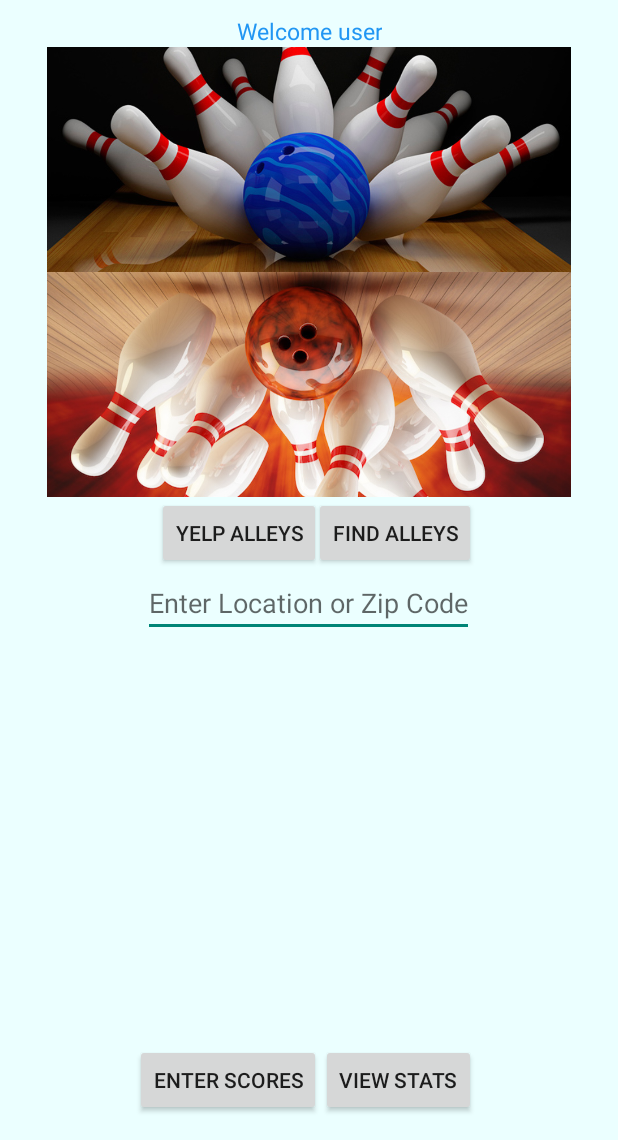
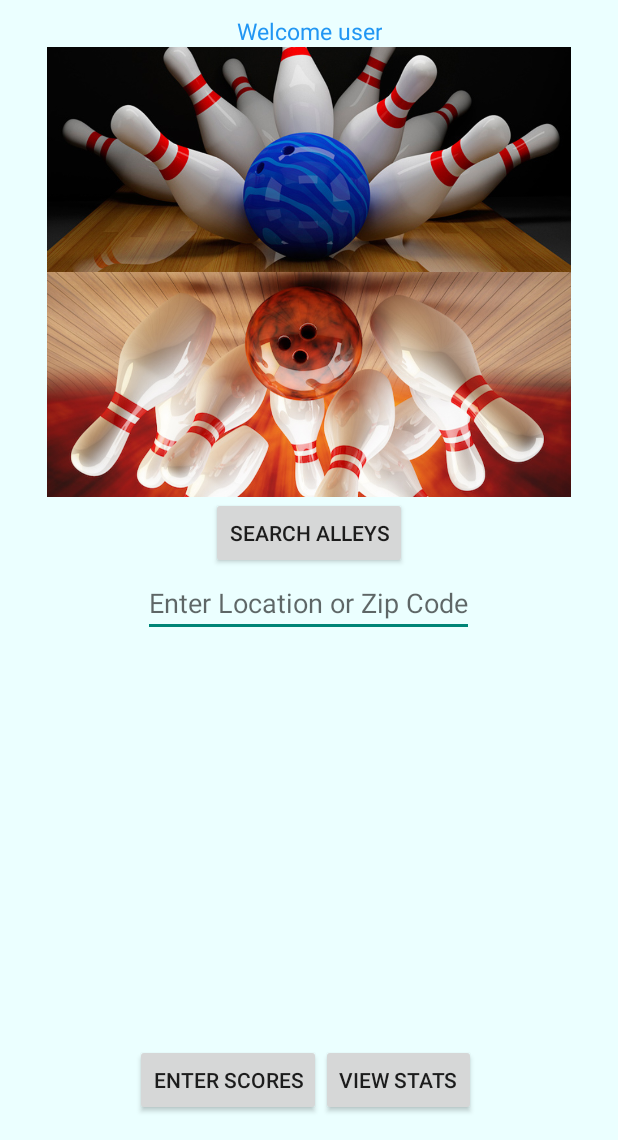
Before and after one commit to darenschaad/Android_Bowl-Oregon, an Android app: the MainActivity screen opened directly, with no data from a screen before it, on a phone screen of 412 x 824 dp, the part 96-1236 px from its top. Run offline under Robolectric (Android 15) with nearby library versions, the phone set to English and light mode, and no system bars; our stand-ins replace ButterKnife; libraries missing offline, so code that uses them is left out: com.firebase.client; 3 statements that could not run were skipped.

Commit message:
Adds logic to search for the last search if no location is input into the search

```diff
--- a/app/src/main/java/com/epicodus/bowloregon/ui/MainActivity.java
+++ b/app/src/main/java/com/epicodus/bowloregon/ui/MainActivity.java
@@ -28,7 +28,7 @@ public class MainActivity extends AppCompatActivity implements View.OnClickListe
     public static final String TAG = MainActivity.class.getSimpleName();
     @Bind(R.id.buttonScores) Button mButtonScores;
     @Bind(R.id.buttonStats) Button mButtonStats;
-    @Bind(R.id.buttonAlleys) Button mButtonAlleys;
+//    @Bind(R.id.buttonAlleys) Button mButtonAlleys;
     @Bind(R.id.buttonYelp) Button mButtonYelp;
     @Bind(R.id.editTextLocation) EditText mLocationEditText;
     @Bind(R.id.welcomeTextView) TextView mWelcomeTextView;
@@ -54,7 +54,7 @@ public class MainActivity extends AppCompatActivity implements View.OnClickListe
         mFirebaseRef = new Firebase(Constants.FIREBASE_URL);
         mButtonScores.setOnClickListener(this);
         mButtonStats.setOnClickListener(this);
-        mButtonAlleys.setOnClickListener(this);
+//        mButtonAlleys.setOnClickListener(this);
         mButtonYelp.setOnClickListener(this);
 
         mUserRefListener = mUserRef.addValueEventListener(new ValueEventListener() {
@@ -113,15 +113,17 @@ public class MainActivity extends AppCompatActivity implements View.OnClickListe
                 Intent intent1 = new Intent(MainActivity.this, ScoresActivity.class);
                 startActivity(intent1);
                 break;
-            case R.id.buttonAlleys:
-//                String location = mEditTextBowlLocation.getText().toString();
-                Intent intent2 = new Intent(MainActivity.this, MapsActivity.class);
-//                intent2.putExtra("location", location);
-                startActivity(intent2);
-                break;
+//            case R.id.buttonAlleys:
+////                String location = mEditTextBowlLocation.getText().toString();
+//                Intent intent2 = new Intent(MainActivity.this, MapsActivity.class);
+////                intent2.putExtra("location", loc97232ation);
+//                startActivity(intent2);
+//                break;
             case R.id.buttonYelp:
                 String location = mLocationEditText.getText().toString();
+                if (!(location.equals(""))) {
                 mSharedPreferencesEditor.putString(Constants.PREFERENCES_LOCATION_KEY, location).apply();
+            }
                 Intent intent3 = new Intent(MainActivity.this, YelpActivity.class);
                 intent3.putExtra("location", location);
                 startActivity(intent3);
--- a/app/src/main/res/layout/activity_main.xml
+++ b/app/src/main/res/layout/activity_main.xml
@@ -79,29 +79,28 @@
 
 
 
-    <Button
-        android:layout_width="wrap_content"
-        android:layout_height="wrap_content"
-        android:text="Find Alleys"
-        android:id="@+id/buttonAlleys"
-        android:layout_below="@+id/imageView2"
-        android:layout_alignRight="@+id/buttonStats"
-        android:layout_alignEnd="@+id/buttonStats" />
+    <!--<Button-->
+        <!--android:layout_width="wrap_content"-->
+        <!--android:layout_height="wrap_content"-->
+        <!--android:text="Find Alleys"-->
+        <!--android:id="@+id/buttonAlleys"-->
+        <!--android:layout_below="@+id/imageView2"-->
+        <!--android:layout_alignRight="@+id/buttonStats"-->
+        <!--android:layout_alignEnd="@+id/buttonStats" />-->
 
     <Button
         android:layout_width="wrap_content"
         android:layout_height="wrap_content"
-        android:text="Yelp Alleys"
+        android:text="Search Alleys"
         android:id="@+id/buttonYelp"
         android:layout_below="@+id/imageView2"
-        android:layout_toLeftOf="@+id/buttonStats"
-        android:layout_toStartOf="@+id/buttonStats" />
+        android:layout_centerHorizontal="true" />
 
     <EditText
         android:layout_width="wrap_content"
         android:layout_height="wrap_content"
         android:id="@+id/editTextLocation"
-        android:layout_below="@+id/buttonAlleys"
+        android:layout_below="@+id/buttonYelp"
         android:layout_centerHorizontal="true"
         android:hint="Enter Location or Zip Code" />
 
```
